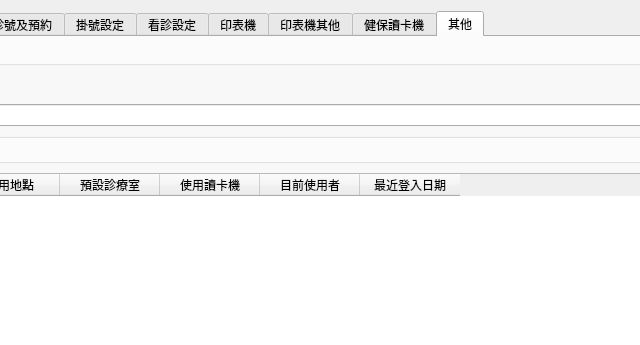
Old version of the form ui/dialog_settings.ui in the repository picacat/pyMedical; both pictures show x 175 to 815 and y 0 to 345 of the 1156 by 904 pixel window.
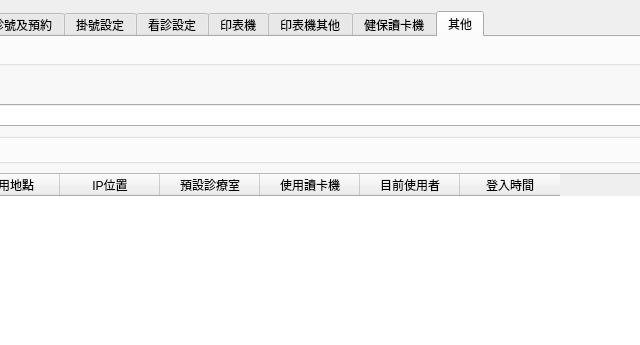
New version of the form. The open tabs and pages were chosen to show the change. Icons and pictures are not drawn.

The edit to the form file:
```diff
--- a/ui/dialog_settings.ui
+++ b/ui/dialog_settings.ui
@@ -2645,6 +2645,11 @@
                 <string>使用地點</string>
                </property>
               </column>
+              <column>
+               <property name="text">
+                <string>IP位置</string>
+               </property>
+              </column>
               <column>
                <property name="text">
                 <string>預設診療室</string>
@@ -2662,7 +2667,7 @@
               </column>
               <column>
                <property name="text">
-                <string>最近登入日期</string>
+                <string>登入時間</string>
                </property>
               </column>
              </widget>
```
Left out of the diff: 2 changed lines with no effect on the pictures.
